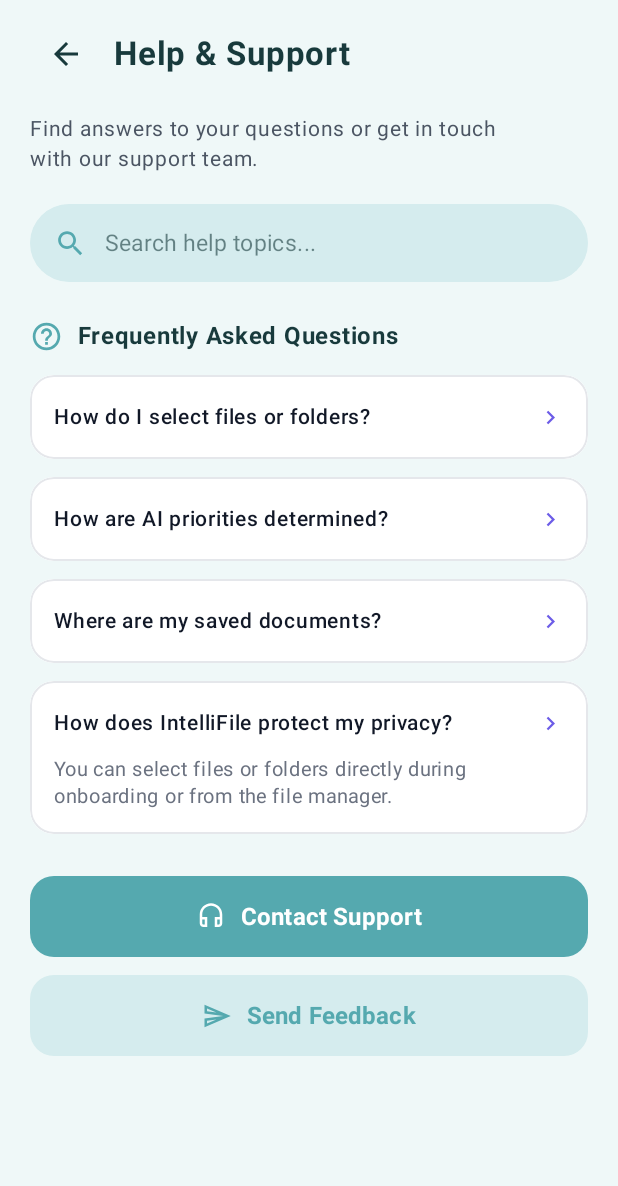
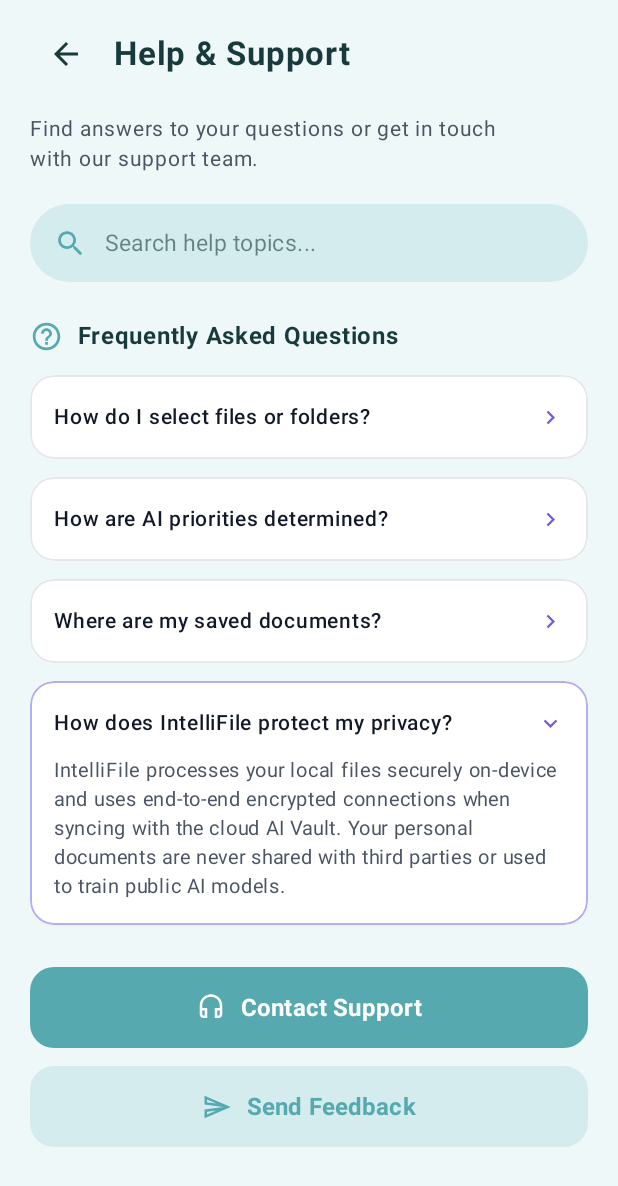
Before and after one commit to kishoreraja437-cyber/intellifile, an Android app built with Jetpack Compose: the composable HelpSupportScreen shown on its own in the app's theme, after a tap on "How does IntelliFile protect my privacy?", on a phone screen of 412 x 824 dp. Shown: the top 1186 px of the screen. Run offline under Robolectric (Android 15) with nearby library versions, the phone set to English and light mode, and no system bars; 3 other taps on this screen came first.

Commit message:
help and support screen

```diff
--- a/app/src/main/java/com/simats/intellifile/ui/support/ContactSupportScreen.kt
+++ b/app/src/main/java/com/simats/intellifile/ui/support/ContactSupportScreen.kt
@@ -153,6 +153,7 @@ fun ContactSupportScreen(
                 badgeColor = Color(0xFFEF4444),
                 title = "Report a Problem",
                 subtitle = "Let us know about any bugs\nor issues you face.",
+                showArrow = false,
                 onClick = {
                     selectedSubject = "Bug Report / Issue"
                 }
@@ -166,6 +167,7 @@ fun ContactSupportScreen(
                 badgeColor = Color(0xFF3B82F6),
                 title = "FAQs & Help Center",
                 subtitle = "Find answers to common questions.",
+                showArrow = false,
                 onClick = onFaqClick
             )
 
@@ -364,6 +366,7 @@ fun SupportChannelCard(
     title: String,
     subtitle: String,
     onClick: () -> Unit,
+    showArrow: Boolean = true,
     modifier: Modifier = Modifier
 ) {
     Row(
@@ -413,6 +416,7 @@ fun SupportChannelCard(
             )
         }
 
+        if (showArrow) {
             Spacer(modifier = Modifier.width(8.dp))
 
             Icon(
@@ -421,6 +425,7 @@ fun SupportChannelCard(
                 tint = Color(0xFF9CA3AF),
                 modifier = Modifier.size(18.dp)
             )
+        }
     }
 }
 
--- a/app/src/main/java/com/simats/intellifile/ui/support/HelpSupportScreen.kt
+++ b/app/src/main/java/com/simats/intellifile/ui/support/HelpSupportScreen.kt
@@ -22,6 +22,8 @@ import androidx.compose.material3.Icon
 import androidx.compose.material3.IconButton
 import androidx.compose.material3.MaterialTheme
 import androidx.compose.material3.Text
+import androidx.compose.animation.core.animateFloatAsState
+import androidx.compose.ui.graphics.graphicsLayer
 import androidx.compose.runtime.*
 import androidx.compose.ui.Alignment
 import androidx.compose.ui.Modifier
@@ -34,14 +36,26 @@ import androidx.compose.ui.unit.sp
 
 data class FaqItem(
     val question: String,
-    val answer: String = "You can select files or folders directly during onboarding or from the file manager."
+    val answer: String
 )
 
 val faqList = listOf(
-    FaqItem("How do I select files or folders?"),
-    FaqItem("How are AI priorities determined?"),
-    FaqItem("Where are my saved documents?"),
-    FaqItem("How does IntelliFile protect my privacy?")
+    FaqItem(
+        question = "How do I select files or folders?",
+        answer = "You can browse and select files directly from the My Files screen under the Device Files tab or AI Vault tab. You can also grant storage access to choose specific folders, or use the in-app document picker to view, filter, and organize your files."
+    ),
+    FaqItem(
+        question = "How are AI priorities determined?",
+        answer = "IntelliFile automatically classifies documents into Important, Normal, or Low priority using our hybrid AI system, which analyzes document content, filenames, and deadlines. You can also manually customize or change any file's priority at any time from the File Details or Set Priority screen."
+    ),
+    FaqItem(
+        question = "Where are my saved documents?",
+        answer = "All bookmarked files and documents with assigned priorities can be found in the Saved screen, accessible via the bottom navigation bar. You can easily filter them by priority (Important, Normal, Low) or search through them instantly."
+    ),
+    FaqItem(
+        question = "How does IntelliFile protect my privacy?",
+        answer = "IntelliFile processes your local files securely on-device and uses end-to-end encrypted connections when syncing with the cloud AI Vault. Your personal documents are never shared with third parties or used to train public AI models."
+    )
 )
 
 @Composable
@@ -260,11 +274,16 @@ fun FaqCardItem(
     onClick: () -> Unit,
     modifier: Modifier = Modifier
 ) {
+    val arrowRotation by animateFloatAsState(
+        targetValue = if (isExpanded) 90f else 0f,
+        label = "faqArrowRotation"
+    )
+
     Column(
         modifier = modifier
             .fillMaxWidth()
             .clip(RoundedCornerShape(16.dp))
-            .border(1.dp, Color(0xFFE5E7EB), RoundedCornerShape(16.dp))
+            .border(1.dp, if (isExpanded) Color(0xFF6C5CE7).copy(alpha = 0.5f) else Color(0xFFE5E7EB), RoundedCornerShape(16.dp))
             .background(Color.White)
             .clickable { onClick() }
             .padding(16.dp)
@@ -286,9 +305,13 @@ fun FaqCardItem(
 
             Icon(
                 imageVector = Icons.AutoMirrored.Filled.KeyboardArrowRight,
-                contentDescription = "Expand",
+                contentDescription = if (isExpanded) "Collapse" else "Expand",
                 tint = Color(0xFF6C5CE7),
-                modifier = Modifier.size(18.dp)
+                modifier = Modifier
+                    .size(18.dp)
+                    .graphicsLayer {
+                        rotationZ = arrowRotation
+                    }
             )
         }
 
@@ -297,8 +320,8 @@ fun FaqCardItem(
             Text(
                 text = faq.answer,
                 fontSize = 13.sp,
-                color = Color(0xFF6B7280),
-                lineHeight = 18.sp
+                color = Color(0xFF4B5563),
+                lineHeight = 19.sp
             )
         }
     }
```
Lines whose indentation alone changed are shown as unchanged.
